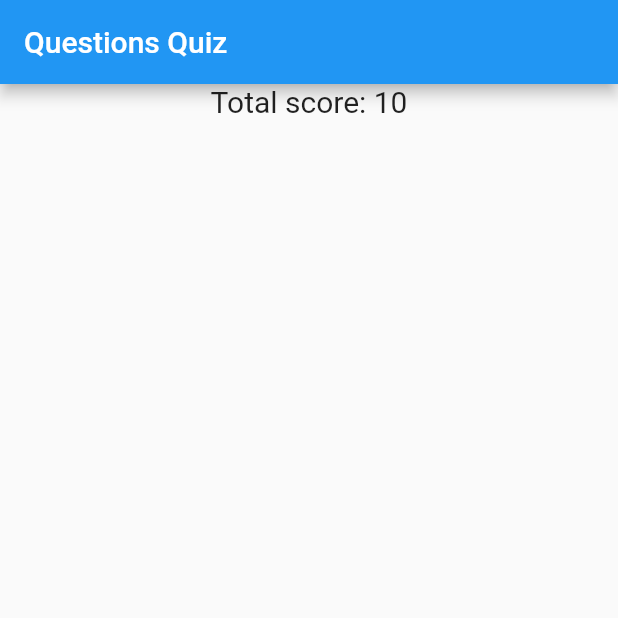
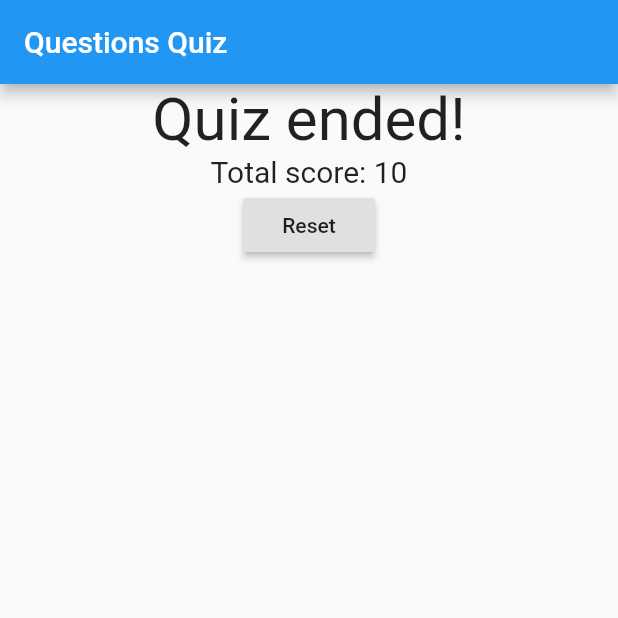
Before and after one commit to darlynvailatti/first-app-flutter, a Flutter app: the screen it shows after launch, after a tap on "Tesla", after a tap on "Lion", on a phone screen of 412 x 824 dp, the top half of it. Run offline on Flutter 3.47's test engine with Material 2 defaults, Android fonts, the phone set to English and light mode, and no system bars.

Commit message:
Added reset quiz button

```diff
--- a/lib/main.dart
+++ b/lib/main.dart
@@ -20,6 +20,14 @@ class _QuizState extends State<MyApp> {
   List<Widget> _questionsWidgets = List<Widget>();
   int _questionIndex = 0;
   int _totalScore = 0;
+
+  void _resetQuiz(){
+    setState(() {
+      _totalScore = 0;
+      _questionIndex = 0;
+      _buildQuestions();
+    });
+  }
 
   void _chooseAnswer(bool isCorrect) {
     setState(() {
@@ -71,7 +79,7 @@ class _QuizState extends State<MyApp> {
         body: Column(children: [
           _isAnyQuestionYet()
               ? Quiz(_questionsWidgets[_questionIndex])
-              : Result(_totalScore)
+              : Result(_totalScore, _resetQuiz)
         ]),
       ),
     );
--- a/lib/widget/result.dart
+++ b/lib/widget/result.dart
@@ -1,22 +1,37 @@
 
 
 import 'package:flutter/cupertino.dart';
+import 'package:flutter/material.dart';
 
 class Result extends StatelessWidget {
 
   final int _totalScore;
+  final Function _resetQuiz;
 
-  Result(this._totalScore);
+  Result(this._totalScore, this._resetQuiz);
 
   @override
   Widget build(BuildContext context) {
 
-    return Center(
-      child: Text(
-        'Total score: $_totalScore',
-        style: TextStyle(
-          fontSize: 20
-        ),
+    return Container(
+      child: Center(
+        child: Column(
+        children: [
+          Text("Quiz ended!",
+            style: TextStyle(
+                fontSize: 40
+            ),),
+          Text('Total score: $_totalScore',
+            style: TextStyle(
+                fontSize: 20
+            ),
+          ),
+          RaisedButton(
+            child: Text('Reset'),
+            onPressed: _resetQuiz,
+          )
+        ],
+        )
       ),
     );
   }
```
